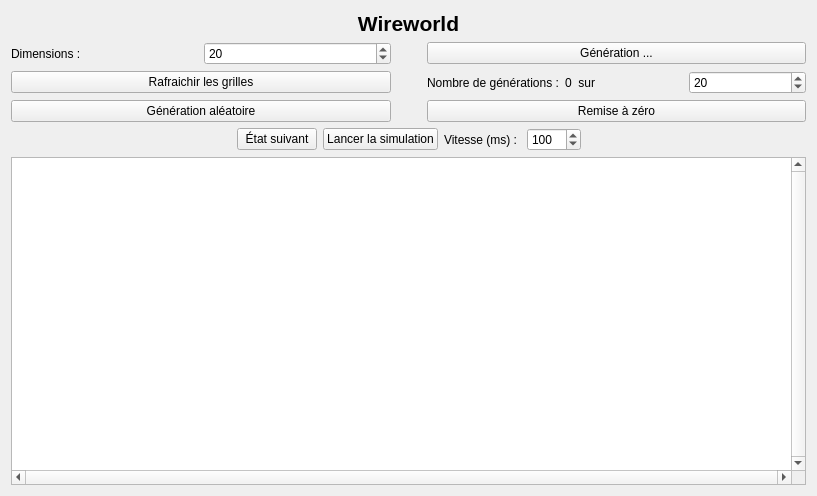
Old version of the form src/ui/wwview.ui in the repository danousna/autocell.
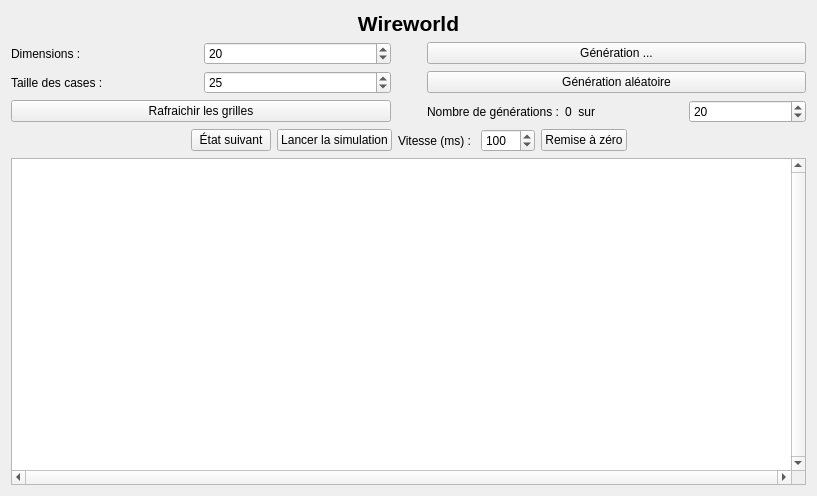
New version of the form.

Commit message: Réglage de la taille des cellules pour WW

```diff
--- a/src/ui/wwview.ui
+++ b/src/ui/wwview.ui
@@ -84,13 +84,6 @@
            </property>
           </spacer>
          </item>
-         <item row="2" column="2">
-          <widget class="QPushButton" name="btnReset">
-           <property name="text">
-            <string>Remise à zéro</string>
-           </property>
-          </widget>
-         </item>
          <item row="0" column="2">
           <layout class="QVBoxLayout" name="verticalLayout">
            <item>
@@ -102,7 +95,7 @@
            </item>
           </layout>
          </item>
-         <item row="1" column="0">
+         <item row="2" column="0">
           <widget class="QPushButton" name="btnRefreshTaille">
            <property name="enabled">
             <bool>true</bool>
@@ -115,14 +108,31 @@
            </property>
           </widget>
          </item>
-         <item row="2" column="0">
-          <widget class="QPushButton" name="btnGenRandom">
-           <property name="text">
-            <string>Génération aléatoire</string>
-           </property>
-          </widget>
+         <item row="1" column="0">
+          <layout class="QHBoxLayout" name="horizontalLayout_3">
+           <item>
+            <widget class="QLabel" name="label_3">
+             <property name="text">
+              <string>Taille des cases :</string>
+             </property>
+            </widget>
+           </item>
+           <item>
+            <widget class="QSpinBox" name="inputTailleCell">
+             <property name="minimum">
+              <number>1</number>
+             </property>
+             <property name="maximum">
+              <number>100</number>
+             </property>
+             <property name="value">
+              <number>25</number>
+             </property>
+            </widget>
+           </item>
+          </layout>
          </item>
-         <item row="1" column="2">
+         <item row="2" column="2">
           <layout class="QHBoxLayout" name="horizontalLayout_9">
            <item>
             <widget class="QLabel" name="label_5">
@@ -153,6 +163,13 @@
            </item>
           </layout>
          </item>
+         <item row="1" column="2">
+          <widget class="QPushButton" name="btnGenRandom">
+           <property name="text">
+            <string>Génération aléatoire</string>
+           </property>
+          </widget>
+         </item>
         </layout>
        </item>
        <item>
@@ -210,6 +227,13 @@
            </property>
           </widget>
          </item>
+         <item>
+          <widget class="QPushButton" name="btnReset">
+           <property name="text">
+            <string>Remise à zéro</string>
+           </property>
+          </widget>
+         </item>
          <item>
           <spacer name="horizontalSpacer_2">
            <property name="orientation">
```
The commit also changes 8 other files.
